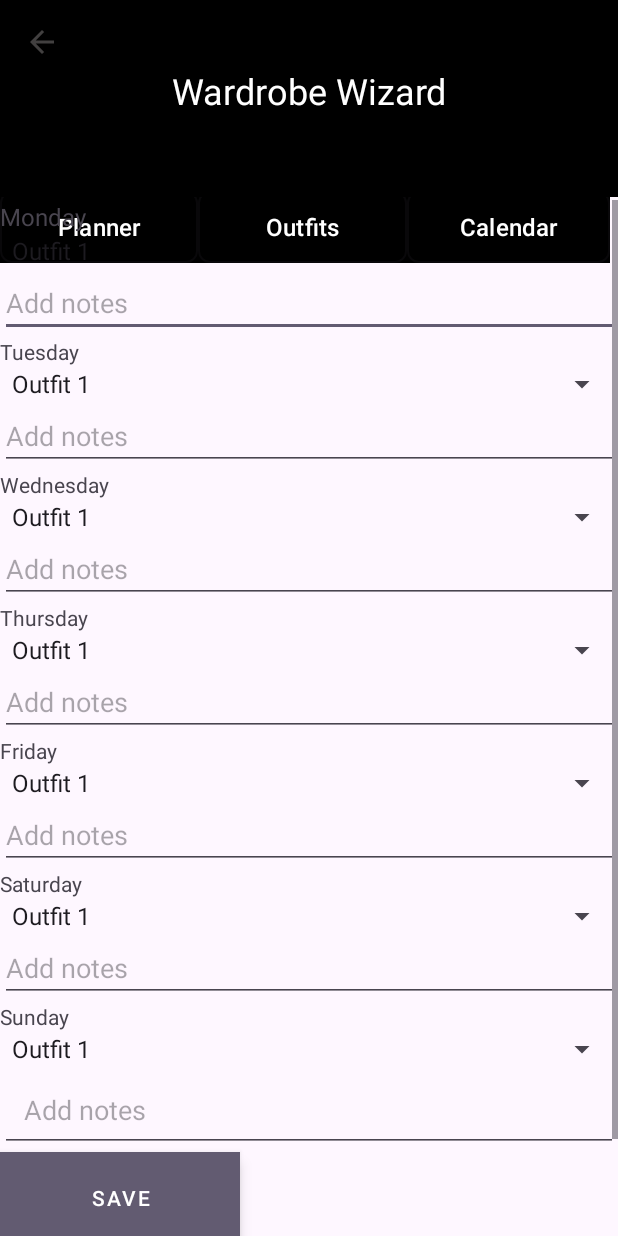
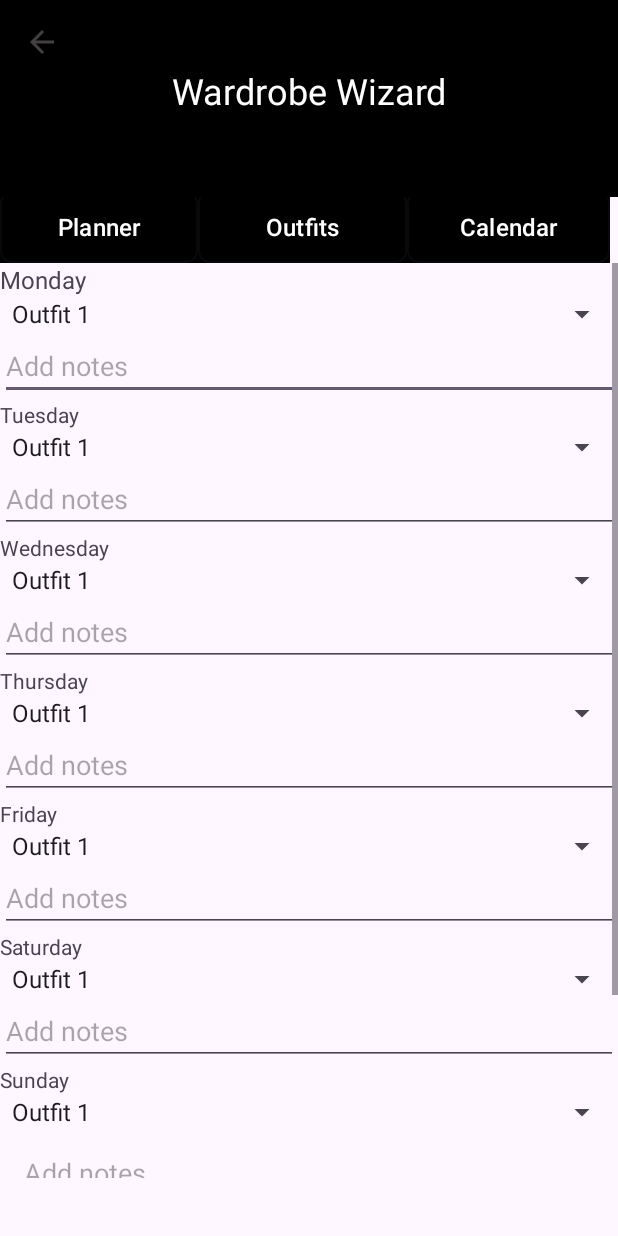
Before and after one commit to omar5o9/WardrobeWizard, an Android app: the Planner screen opened directly, with no data from a screen before it, on a phone screen of 412 x 824 dp. Run offline under Robolectric (Android 15) with nearby library versions, the phone set to English and light mode, and no system bars; our stand-ins replace Firebase (no records; nobody signed in at launch, a user with empty details on screens opened directly).

Commit message:
calendar/closet done

```diff
--- a/app/src/main/res/layout/closet.xml
+++ b/app/src/main/res/layout/closet.xml
@@ -138,7 +138,7 @@
                 android:layout_width="126dp"
                 android:layout_height="40dp"
                 android:text="All Clothes"
-                android:textSize="16sp" />
+                android:textSize="24sp" />
 
 
             <Button
--- a/app/src/main/res/layout/other.xml
+++ b/app/src/main/res/layout/other.xml
@@ -124,7 +124,7 @@
             android:contentDescription="Home Button"
             android:onClick="goToHomePage"
             android:padding="8dp"
-            android:scaleType="fitCenter"
+            android:scaleType="centerInside"
             android:src="@drawable/ic_home" />
 
         <TextView
--- a/app/src/main/res/layout/pants.xml
+++ b/app/src/main/res/layout/pants.xml
@@ -123,7 +123,7 @@
             android:contentDescription="Home Button"
             android:onClick="goToHomePage"
             android:padding="8dp"
-            android:scaleType="fitCenter"
+            android:scaleType="centerInside"
             android:src="@drawable/ic_home" />
 
         <TextView
--- a/app/src/main/res/layout/planner.xml
+++ b/app/src/main/res/layout/planner.xml
@@ -55,9 +55,9 @@
 
     <ScrollView
         android:layout_width="match_parent"
-        android:layout_height="match_parent"
+        android:layout_height="610dp"
         android:layout_below="@id/navigationMenu"
-        android:layout_marginTop="-43dp">
+        android:layout_marginTop="-1dp">
 
         <!-- Planner content -->
         <LinearLayout
--- a/app/src/main/res/layout/shirts.xml
+++ b/app/src/main/res/layout/shirts.xml
@@ -125,7 +125,7 @@
             android:contentDescription="Home Button"
             android:onClick="goToHomePage"
             android:padding="8dp"
-            android:scaleType="centerCrop"
+            android:scaleType="centerInside"
             android:src="@drawable/ic_home" />
 
         <TextView
--- a/app/src/main/res/layout/shoes.xml
+++ b/app/src/main/res/layout/shoes.xml
@@ -125,7 +125,7 @@
             android:contentDescription="Home Button"
             android:onClick="goToHomePage"
             android:padding="8dp"
-            android:scaleType="centerCrop"
+            android:scaleType="centerInside"
             android:src="@drawable/ic_home" />
 
         <TextView
```
